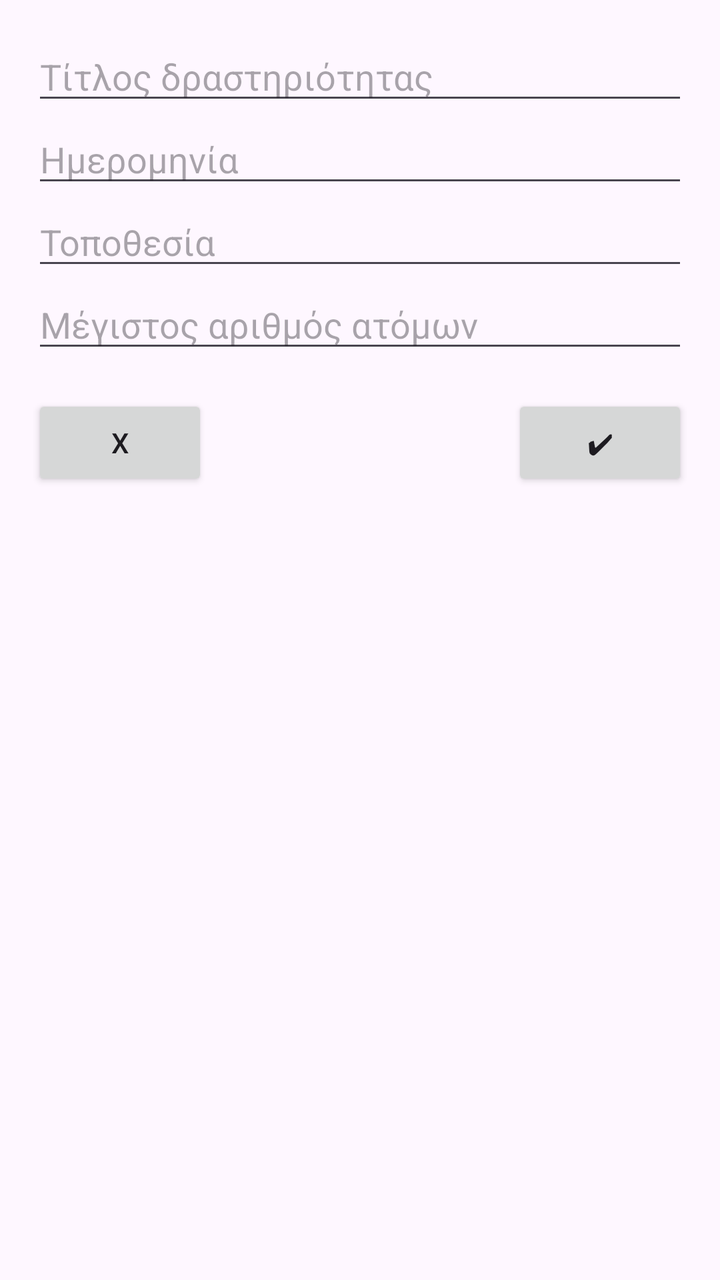
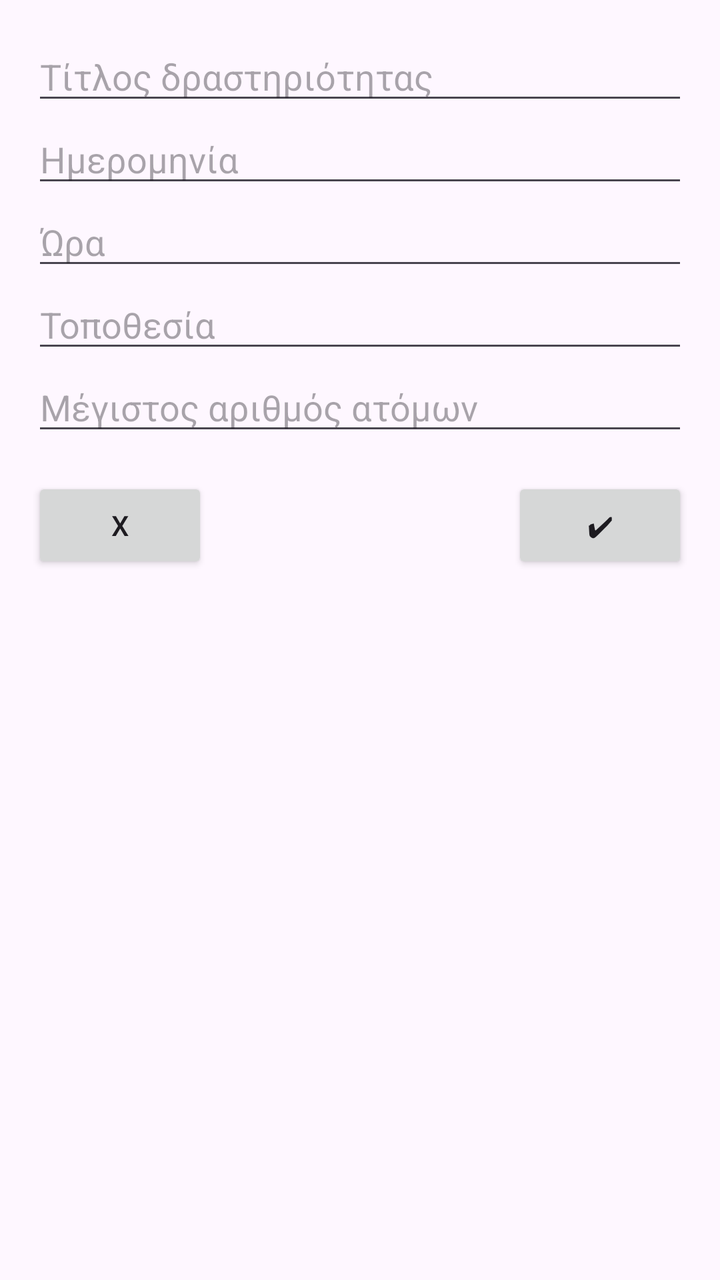

Two renders of the same Android screen: before a commit and after it. Below are the layout's source before the change and the commit's diff.
<!-- AndroidManifest.xml: application theme Theme.JoinMe -->
<!-- res/layout/add_new_act.xml -->
<?xml version="1.0" encoding="utf-8"?>
<LinearLayout
    xmlns:android="http://schemas.android.com/apk/res/android"
    android:orientation="vertical"
    android:padding="16dp"
    android:layout_width="match_parent"
    android:layout_height="wrap_content">

    <EditText
        android:id="@+id/titleInput"
        android:hint="Τίτλος δραστηριότητας"
        android:layout_width="match_parent"
        android:layout_height="wrap_content"/>

    <EditText
        android:id="@+id/dateInput"
        android:hint="Ημερομηνία"
        android:layout_width="match_parent"
        android:layout_height="wrap_content"/>

    <EditText
        android:id="@+id/locationInput"
        android:hint="Τοποθεσία"
        android:layout_width="match_parent"
        android:layout_height="wrap_content"/>

    <EditText
        android:id="@+id/maxParticipantsInput"
        android:hint="Μέγιστος αριθμός ατόμων"
        android:inputType="number"
        android:layout_width="match_parent"
        android:layout_height="wrap_content"/>

    <LinearLayout
        android:orientation="horizontal"
        android:layout_marginTop="16dp"
        android:layout_width="match_parent"
        android:layout_height="wrap_content">

        <Button
            android:id="@+id/cancelBtn"
            android:layout_width="wrap_content"
            android:layout_height="wrap_content"
            android:text="Χ" />

        <Space
            android:layout_width="wrap_content"
            android:layout_height="wrap_content"
            android:layout_weight="1" />

        <Button
            android:id="@+id/okBtn"
            android:text="✔"
            android:layout_width="wrap_content"
            android:layout_height="wrap_content"/>
    </LinearLayout>

</LinearLayout>
<!-- resources referenced by this layout -->
<resources>
  <style name="Theme.JoinMe" parent="Base.Theme.JoinMe" />
  <style name="Base.Theme.JoinMe" parent="Theme.Material3.DayNight.NoActionBar">
          
          
      </style>
</resources>

<!-- the commit's change to res/layout/add_new_act.xml (unified diff, before → after) -->
@@ -15,6 +15,16 @@
     <EditText
         android:id="@+id/dateInput"
         android:hint="Ημερομηνία"
+        android:focusable="false"
+        android:clickable="true"
+        android:layout_width="match_parent"
+        android:layout_height="wrap_content"/>
+
+    <EditText
+        android:id="@+id/timeInput"
+        android:hint="Ώρα"
+        android:focusable="false"
+        android:clickable="true"
         android:layout_width="match_parent"
         android:layout_height="wrap_content"/>
 
